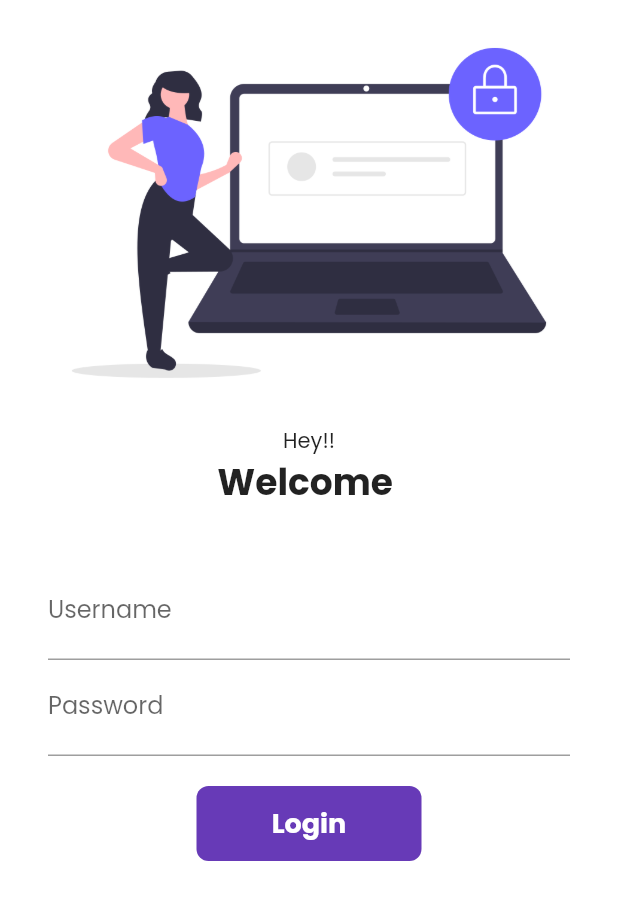
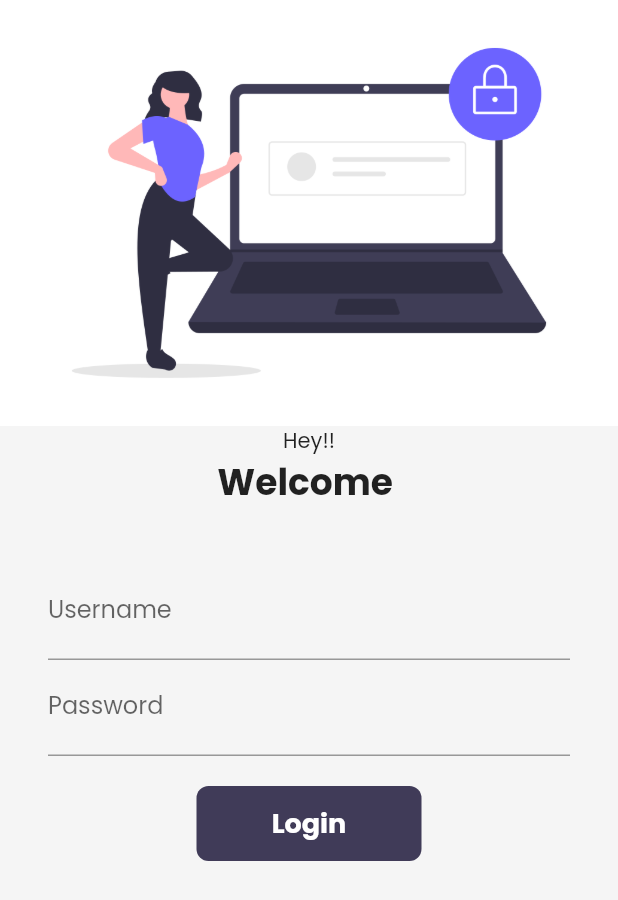
Before and after one commit to VinayMundhra/ecom_App, a Flutter app: the LoginPage screen opened by its route, on a phone screen of 412 x 824 dp. Shown: the top 900 px of the screen. Run offline on Flutter 3.47's test engine with Material 2 defaults, Android fonts, the phone set to English and light mode, and no system bars; our stand-ins replace google_fonts, velocity_x; network calls fail.

Commit message:
day 9 completed

```diff
--- a/lib/main.dart
+++ b/lib/main.dart
@@ -16,7 +16,7 @@ class MyApp extends StatelessWidget {
   Widget build(BuildContext context) {
     return MaterialApp(
       debugShowCheckedModeBanner: false,
-      themeMode: ThemeMode.light,
+      themeMode: ThemeMode.system,
       theme: MyTheme.lightTheme(context),
       darkTheme: MyTheme.darkTheme(context),
       initialRoute: MyRoutes.homeRoute,
--- a/lib/pages/login_page.dart
+++ b/lib/pages/login_page.dart
@@ -1,5 +1,6 @@
 import 'package:catelog/utils/routes.dart';
 import 'package:flutter/material.dart';
+import 'package:velocity_x/velocity_x.dart';
 
 class LoginPage extends StatefulWidget {
   const LoginPage({ Key? key }) : super(key: key);
@@ -28,7 +29,7 @@ class _LoginPageState extends State<LoginPage> {
   @override
   Widget build(BuildContext context) {
     return Material(
-      color: Colors.white,
+      color: context.canvasColor,
       child: SingleChildScrollView(
         child: Form(
           key: _formkey,
@@ -90,7 +91,7 @@ class _LoginPageState extends State<LoginPage> {
                       height: 20.0,
                     ),
                     Material(
-                      color: Colors.deepPurple,
+                      color: context.theme.buttonColor,
                       borderRadius: BorderRadius.circular(changebutton? 50:8),
                       child: InkWell(
                         onTap: () => moveToHome(context),
--- a/lib/widgets/home_widgets/catalog_header.dart
+++ b/lib/widgets/home_widgets/catalog_header.dart
@@ -10,7 +10,7 @@ class CatelogHeader extends StatelessWidget {
     return Column(
       crossAxisAlignment: CrossAxisAlignment.start,
       children: [
-        'Catelog App'.text.xl5.bold.color(MyTheme.darkBluishColor).make(),
+        'Catelog App'.text.xl5.bold.color(context.theme.accentColor).make(),
         'Trending products'.text.xl2.make(),
       ],
     );
--- a/lib/widgets/home_widgets/catelog_image.dart
+++ b/lib/widgets/home_widgets/catelog_image.dart
@@ -1,4 +1,3 @@
-import 'package:catelog/widgets/themes.dart';
 import 'package:flutter/material.dart';
 import 'package:velocity_x/velocity_x.dart';
 class CatalogImage extends StatelessWidget {
@@ -11,6 +10,6 @@ class CatalogImage extends StatelessWidget {
   Widget build(BuildContext context) {
     return Image.network(
       image,
-    ).box.rounded.p8.color(MyTheme.creamColor).make().p16().w40(context);
+    ).box.rounded.p8.color(context.canvasColor).make().p16().w40(context);
   }
 }
--- a/lib/widgets/themes.dart
+++ b/lib/widgets/themes.dart
@@ -1,5 +1,6 @@
 import 'package:flutter/material.dart';
 import 'package:google_fonts/google_fonts.dart';
+import 'package:velocity_x/velocity_x.dart';
 
 // ignore: avoid_classes_with_only_static_members
 class MyTheme{
@@ -7,6 +8,10 @@ class MyTheme{
     ThemeData(
         primarySwatch: Colors.deepPurple,
         fontFamily: GoogleFonts.poppins().fontFamily,
+        cardColor: Colors.white,
+      canvasColor: creamColor,
+      buttonColor: darkBluishColor,
+      accentColor: darkBluishColor,
        appBarTheme:  AppBarTheme(
          color: Colors.white,
          elevation: 0.0,
@@ -16,10 +21,27 @@ class MyTheme{
         );
         static ThemeData darkTheme (BuildContext context)=>
     ThemeData(
-       brightness: Brightness.dark
-       );
+      fontFamily: GoogleFonts.poppins().fontFamily,
+      brightness: Brightness.dark,
+      cardColor: Colors.black,
+      canvasColor: darkcreamColor,
+      buttonColor: lightBluishColor,
+      accentColor: Colors.white,
+       appBarTheme:  AppBarTheme(
+         color: Colors.black,
+         elevation: 0.0,
+         iconTheme: const IconThemeData(color: Colors.white),
+         textTheme: Theme.of(context).textTheme.copyWith(
+           headline6: context.textTheme.headline6!.copyWith(
+             color: Colors.white
+           )
+         )
+         )
+        );
+
 
 static Color creamColor = const Color(0xfff5f5f5);
+static Color darkcreamColor = Vx.gray800;
   static Color darkBluishColor = const Color(0xff403b58);
-
+static Color lightBluishColor = Vx.indigo500;
 }
```
Also changed, not shown: lib/models/cart.dart (added, +38 -0 lines), lib/models/catalog.dart (+7 -1 lines), lib/pages/cart_page.dart (+58 -2 lines), lib/pages/home_detail_page.dart (+6 -6 lines), lib/pages/home_page.dart (+5 -3 lines), lib/widgets/home_widgets/catelog_list.dart (+7 -4 lines).
